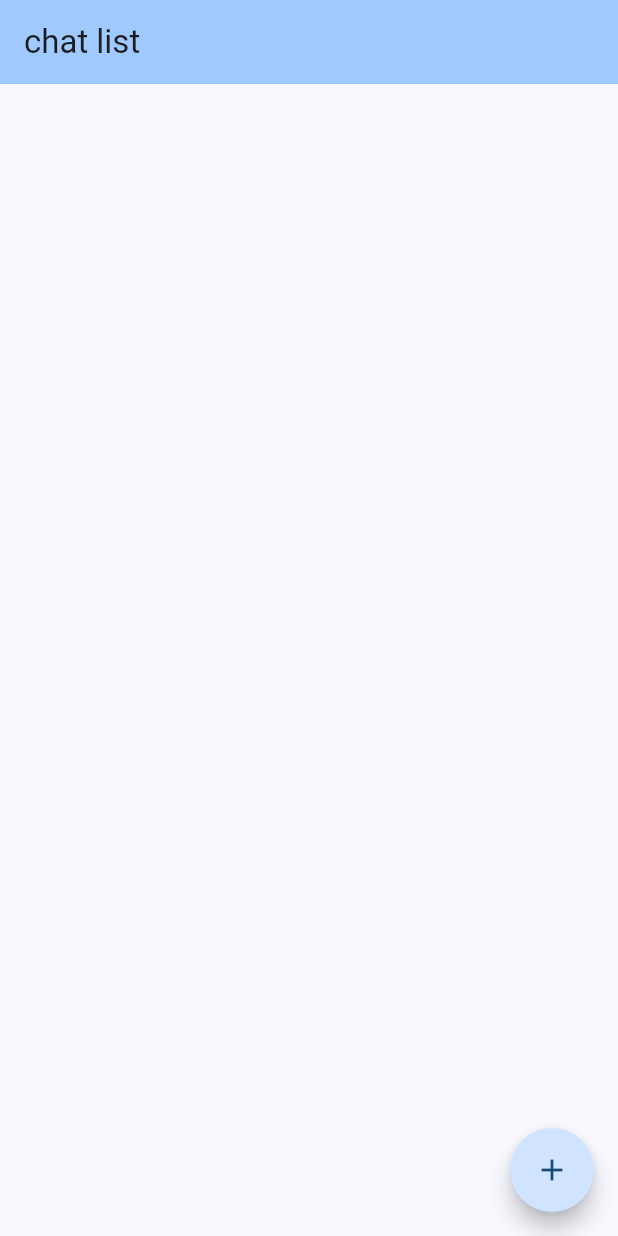
After one commit to macaroni10y/flutter_training_for_spajam, a Flutter app: the screen it shows after launch, on a phone screen of 412 x 824 dp. The commit adds this screen. Run offline on Flutter 3.47's test engine with Material 2 defaults, Android fonts, the phone set to English and light mode, and no system bars; our stand-ins replace chat_bubbles.

Commit message:
hold multiple chats

```diff
--- a/lib/app.dart
+++ b/lib/app.dart
@@ -1,5 +1,5 @@
 import 'package:flutter/material.dart';
-import 'package:flutter_training_for_spajam/page/home_page.dart';
+import 'package:flutter_training_for_spajam/page/select_page.dart';
 
 class MyApp extends StatelessWidget {
   const MyApp({super.key});
@@ -30,6 +30,7 @@ class MyHomePage extends StatefulWidget {
 class _MyHomePageState extends State<MyHomePage> {
   @override
   Widget build(BuildContext context) {
-    return HomePage(widget.title);
+    // return ChatPage(widget.title);
+    return const SelectPage();
   }
 }
--- a/lib/data/chat_message.dart
+++ b/lib/data/chat_message.dart
@@ -4,3 +4,38 @@ class ChatMessage {
 
   ChatMessage({required this.isUser, required this.value});
 }
+
+class Chat {
+  String conversationId;
+  List<ChatMessage> messages;
+
+  Chat(this.conversationId, this.messages);
+
+  factory Chat.empty() => Chat('', List.empty(growable: true));
+}
+
+class Chats {
+  List<Chat> value;
+
+  Chats(this.value);
+
+  /// idで引っ張ってくる
+  /// 存在しないときはエラーにせず履歴のないChatとして扱いたいので新規のChatを返す
+  Chat findById(String id) {
+    return value.singleWhere((element) => element.conversationId == id);
+  }
+
+  /// ただし中身のないチャットなら保存しないし一覧からも削除する
+  void upsert(Chat chat) {
+    if (chat.conversationId == '' || chat.messages.isEmpty) {
+      value.removeWhere((element) => element.conversationId == chat.conversationId);
+      return;
+    }
+    var index = value.indexWhere((element) => element.conversationId == chat.conversationId);
+    if (index == -1) {
+      value.add(chat);
+    } else {
+      value[index] = chat;
+    }
+  }
+}
--- /dev/null
+++ b/lib/page/select_page.dart
@@ -0,0 +1,61 @@
+import 'package:flutter/material.dart';
+import 'package:flutter_training_for_spajam/data/chat_message.dart';
+import 'package:flutter_training_for_spajam/page/chat_page.dart';
+
+class SelectPage extends StatefulWidget {
+  const SelectPage({super.key});
+
+  @override
+  State<StatefulWidget> createState() => _SelectPageState();
+}
+
+class _SelectPageState extends State<SelectPage> {
+  Chats chats = Chats(List.empty(growable: true));
+
+  void upsertChat(Chat chat) => setState(() => chats.upsert(chat));
+
+  @override
+  Widget build(BuildContext context) {
+    return Scaffold(
+      appBar: AppBar(
+        backgroundColor: Theme.of(context).colorScheme.inversePrimary,
+        title: const Text('chat list'),
+      ),
+      body: ListView.builder(
+          itemCount: chats.value.length,
+          itemBuilder: (BuildContext context, int index) {
+            return Dismissible(
+              key: ObjectKey(chats.value[index]),
+              onDismissed: (DismissDirection direction) {
+                setState(() {
+                  chats.value.removeAt(index);
+                });
+              },
+              background: Container(
+                color: Colors.red,
+              ),
+              child: ListTile(
+                onTap: () => Navigator.push(
+                    context,
+                    MaterialPageRoute(
+                        builder: (BuildContext context) => ChatPage('chat app',
+                            chat: chats.value[index], upsertChat: (chat) => upsertChat(chat)))),
+                title: Text(
+                  chats.value[index].messages.first.value,
+                  overflow: TextOverflow.ellipsis,
+                ),
+              ),
+            );
+          }),
+      floatingActionButton: FloatingActionButton(
+        shape: const CircleBorder(),
+        onPressed: () => Navigator.push(
+            context,
+            MaterialPageRoute(
+                builder: (BuildContext context) => ChatPage('chat app',
+                    chat: Chat.empty(), upsertChat: (chat) => upsertChat(chat)))),
+        child: const Icon(Icons.add),
+      ),
+    );
+  }
+}
--- a/pubspec.yaml
+++ b/pubspec.yaml
@@ -13,6 +13,7 @@ dependencies:
   http: 1.1.0
   cupertino_icons: ^1.0.2
   chat_bubbles: ^1.5.0
+  ulid: ^2.0.0
 
 dev_dependencies:
   flutter_test:
```
Also changed, not shown: lib/page/chat_page.dart (renamed from lib/page/home_page.dart, +33 -17 lines), pubspec.lock.
